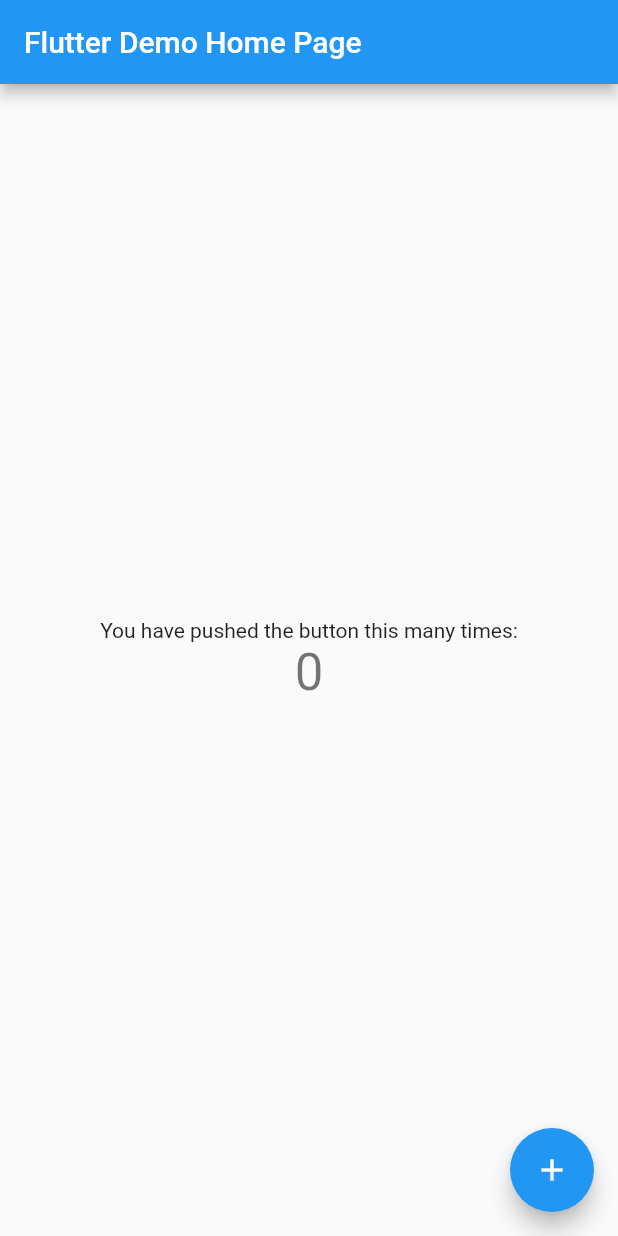
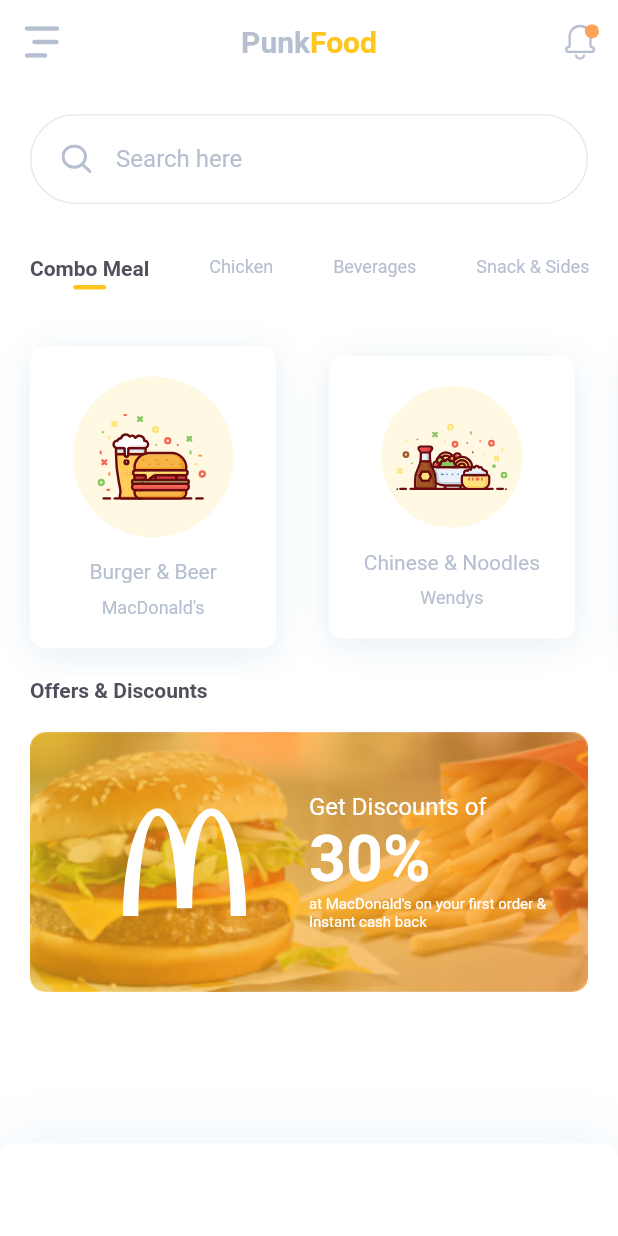
Before and after one commit to huytruong369/food-ordering-app, a Flutter app: the screen it shows after launch, on a phone screen of 412 x 824 dp. Run offline on Flutter 3.47's test engine with Material 2 defaults, Android fonts, the phone set to English and light mode, and no system bars; our stand-ins replace flutter_svg.

Commit message:
home screen

```diff
--- /dev/null
+++ b/lib/components/search_box.dart
@@ -0,0 +1,36 @@
+import 'package:flutter/material.dart';
+import 'package:flutter_svg/flutter_svg.dart';
+import 'package:food_ordering_app/constants.dart';
+
+class SearchBox extends StatelessWidget {
+  final ValueChanged<String> onChanged;
+  const SearchBox({
+    Key? key,
+    required this.onChanged,
+  }) : super(key: key);
+
+  @override
+  Widget build(BuildContext context) {
+    return Container(
+      margin: const EdgeInsets.all(20),
+      padding: const EdgeInsets.symmetric(horizontal: 20, vertical: 5),
+      decoration: BoxDecoration(
+        borderRadius: BorderRadius.circular(50),
+        border: Border.all(
+          color: ksecondaryColor.withOpacity(.32),
+        ),
+      ),
+      child: TextField(
+        onChanged: onChanged,
+        decoration: InputDecoration(
+          border: InputBorder.none,
+          icon: SvgPicture.asset('assets/icons/search.svg'),
+          hintText: 'Search here',
+          hintStyle: const TextStyle(
+            color: ksecondaryColor,
+          ),
+        ),
+      ),
+    );
+  }
+}
--- a/lib/main.dart
+++ b/lib/main.dart
@@ -1,4 +1,7 @@
 import 'package:flutter/material.dart';
+import 'package:food_ordering_app/constants.dart';
+
+import 'screens/home/home-screen.dart';
 
 void main() {
   runApp(const MyApp());
@@ -11,105 +14,17 @@ class MyApp extends StatelessWidget {
   @override
   Widget build(BuildContext context) {
     return MaterialApp(
+      debugShowCheckedModeBanner: false,
       title: 'Flutter Demo',
       theme: ThemeData(
-        // This is the theme of your application.
-        //
-        // Try running your application with "flutter run". You'll see the
-        // application has a blue toolbar. Then, without quitting the app, try
-        // changing the primarySwatch below to Colors.green and then invoke
-        // "hot reload" (press "r" in the console where you ran "flutter run",
-        // or simply save your changes to "hot reload" in a Flutter IDE).
-        // Notice that the counter didn't reset back to zero; the application
-        // is not restarted.
-        primarySwatch: Colors.blue,
+        primaryColor: kPrimaryColor,
+        scaffoldBackgroundColor: Colors.white,
+        textTheme: const TextTheme(
+          bodyText1: TextStyle(color: ksecondaryColor),
+          bodyText2: TextStyle(color: ksecondaryColor),
+        ),
       ),
-      home: const MyHomePage(title: 'Flutter Demo Home Page'),
+      home: const HomeScreen(),
     );
   }
 }
-
-class MyHomePage extends StatefulWidget {
-  const MyHomePage({Key? key, required this.title}) : super(key: key);
-
-  // This widget is the home page of your application. It is stateful, meaning
-  // that it has a State object (defined below) that contains fields that affect
-  // how it looks.
-
-  // This class is the configuration for the state. It holds the values (in this
-  // case the title) provided by the parent (in this case the App widget) and
-  // used by the build method of the State. Fields in a Widget subclass are
-  // always marked "final".
-
-  final String title;
-
-  @override
-  State<MyHomePage> createState() => _MyHomePageState();
-}
-
-class _MyHomePageState extends State<MyHomePage> {
-  int _counter = 0;
-
-  void _incrementCounter() {
-    setState(() {
-      // This call to setState tells the Flutter framework that something has
-      // changed in this State, which causes it to rerun the build method below
-      // so that the display can reflect the updated values. If we changed
-      // _counter without calling setState(), then the build method would not be
-      // called again, and so nothing would appear to happen.
-      _counter++;
-    });
-  }
-
-  @override
-  Widget build(BuildContext context) {
-    // This method is rerun every time setState is called, for instance as done
-    // by the _incrementCounter method above.
-    //
-    // The Flutter framework has been optimized to make rerunning build methods
-    // fast, so that you can just rebuild anything that needs updating rather
-    // than having to individually change instances of widgets.
-    return Scaffold(
-      appBar: AppBar(
-        // Here we take the value from the MyHomePage object that was created by
-        // the App.build method, and use it to set our appbar title.
-        title: Text(widget.title),
-      ),
-      body: Center(
-        // Center is a layout widget. It takes a single child and positions it
-        // in the middle of the parent.
-        child: Column(
-          // Column is also a layout widget. It takes a list of children and
-          // arranges them vertically. By default, it sizes itself to fit its
-          // children horizontally, and tries to be as tall as its parent.
-          //
-          // Invoke "debug painting" (press "p" in the console, choose the
-          // "Toggle Debug Paint" action from the Flutter Inspector in Android
-          // Studio, or the "Toggle Debug Paint" command in Visual Studio Code)
-          // to see the wireframe for each widget.
-          //
-          // Column has various properties to control how it sizes itself and
-          // how it positions its children. Here we use mainAxisAlignment to
-          // center the children vertically; the main axis here is the vertical
-          // axis because Columns are vertical (the cross axis would be
-          // horizontal).
-          mainAxisAlignment: MainAxisAlignment.center,
-          children: <Widget>[
-            const Text(
-              'You have pushed the button this many times:',
-            ),
-            Text(
-              '$_counter',
-              style: Theme.of(context).textTheme.headline4,
-            ),
-          ],
-        ),
-      ),
-      floatingActionButton: FloatingActionButton(
-        onPressed: _incrementCounter,
-        tooltip: 'Increment',
-        child: const Icon(Icons.add),
-      ), // This trailing comma makes auto-formatting nicer for build methods.
-    );
-  }
-}
--- /dev/null
+++ b/lib/screens/home/components/app_bar.dart
@@ -0,0 +1,42 @@
+import 'package:flutter/material.dart';
+import 'package:flutter_svg/svg.dart';
+import 'package:food_ordering_app/constants.dart';
+
+AppBar homeAppBar(BuildContext context) {
+  return AppBar(
+    backgroundColor: Colors.white,
+    elevation: 0,
+    centerTitle: true,
+    leading: IconButton(
+      onPressed: () {},
+      icon: SvgPicture.asset(
+        'assets/icons/menu.svg',
+      ),
+    ),
+    title: RichText(
+      text: TextSpan(
+        style: Theme.of(context).textTheme.titleLarge?.copyWith(
+              fontWeight: FontWeight.bold,
+            ),
+        children: const [
+          TextSpan(
+            text: 'Punk',
+            style: TextStyle(
+              color: ksecondaryColor,
+            ),
+          ),
+          TextSpan(
+            text: 'Food',
+            style: TextStyle(color: kPrimaryColor),
+          ),
+        ],
+      ),
+    ),
+    actions: [
+      IconButton(
+        onPressed: () {},
+        icon: SvgPicture.asset('assets/icons/notification.svg'),
+      ),
+    ],
+  );
+}
--- /dev/null
+++ b/lib/screens/home/components/body.dart
@@ -0,0 +1,22 @@
+import 'package:flutter/material.dart';
+import 'package:food_ordering_app/components/search_box.dart';
+import 'package:food_ordering_app/screens/home/components/category_list.dart';
+import 'package:food_ordering_app/screens/home/components/discount_card.dart';
+import 'package:food_ordering_app/screens/home/components/item_card_list.dart';
+
+class Body extends StatelessWidget {
+  const Body({Key? key}) : super(key: key);
+
+  @override
+  Widget build(BuildContext context) {
+    return Column(
+      crossAxisAlignment: CrossAxisAlignment.start,
+      children: [
+        SearchBox(onChanged: (value) {}),
+        const CategoryList(),
+        const ItemCardList(),
+        const DiscountCard(),
+      ],
+    );
+  }
+}
--- /dev/null
+++ b/lib/screens/home/components/category_item.dart
@@ -0,0 +1,44 @@
+import 'package:flutter/material.dart';
+import 'package:food_ordering_app/constants.dart';
+
+class CategoryItem extends StatelessWidget {
+  final String title;
+  final bool isActive;
+  final VoidCallback press;
+  const CategoryItem({
+    Key? key,
+    required this.title,
+    this.isActive = false,
+    required this.press,
+  }) : super(key: key);
+
+  @override
+  Widget build(BuildContext context) {
+    return Padding(
+      padding: const EdgeInsets.symmetric(horizontal: 20, vertical: 15),
+      child: Column(
+        children: [
+          Text(
+            title,
+            style: isActive
+                ? const TextStyle(
+                    color: kTextColor,
+                    fontWeight: FontWeight.bold,
+                  )
+                : const TextStyle(fontSize: 12),
+          ),
+          if (isActive)
+            Container(
+              margin: const EdgeInsets.symmetric(vertical: 3),
+              height: 3,
+              width: 22,
+              decoration: BoxDecoration(
+                color: kPrimaryColor,
+                borderRadius: BorderRadius.circular(10),
+              ),
+            ),
+        ],
+      ),
+    );
+  }
+}
--- /dev/null
+++ b/lib/screens/home/components/category_list.dart
@@ -0,0 +1,37 @@
+import 'package:flutter/material.dart';
+import 'package:food_ordering_app/screens/home/components/category_item.dart';
+
+class CategoryList extends StatelessWidget {
+  const CategoryList({
+    Key? key,
+  }) : super(key: key);
+
+  @override
+  Widget build(BuildContext context) {
+    return SingleChildScrollView(
+      scrollDirection: Axis.horizontal,
+      child: Row(
+        crossAxisAlignment: CrossAxisAlignment.start,
+        children: [
+          CategoryItem(
+            title: 'Combo Meal',
+            press: () {},
+            isActive: true,
+          ),
+          CategoryItem(
+            title: 'Chicken',
+            press: () {},
+          ),
+          CategoryItem(
+            title: 'Beverages',
+            press: () {},
+          ),
+          CategoryItem(
+            title: 'Snack & Sides',
+            press: () {},
+          ),
+        ],
+      ),
+    );
+  }
+}
--- /dev/null
+++ b/lib/screens/home/components/discount_card.dart
@@ -0,0 +1,88 @@
+import 'package:flutter/material.dart';
+import 'package:flutter_svg/flutter_svg.dart';
+import 'package:food_ordering_app/constants.dart';
+
+class DiscountCard extends StatelessWidget {
+  const DiscountCard({
+    Key? key,
+  }) : super(key: key);
+
+  @override
+  Widget build(BuildContext context) {
+    Size size = MediaQuery.of(context).size;
+    return Padding(
+      padding: const EdgeInsets.symmetric(horizontal: 20),
+      child: Column(
+        crossAxisAlignment: CrossAxisAlignment.start,
+        children: [
+          const Text(
+            'Offers & Discounts',
+            style: TextStyle(
+              fontWeight: FontWeight.bold,
+              color: kTextColor,
+            ),
+          ),
+          Container(
+            margin: const EdgeInsets.symmetric(vertical: 20),
+            width: double.infinity,
+            height: size.height * .21,
+            decoration: BoxDecoration(
+              borderRadius: BorderRadius.circular(10),
+              image: const DecorationImage(
+                image: AssetImage(
+                  'assets/images/beyond-meat-mcdonalds.png',
+                ),
+                fit: BoxFit.fill,
+              ),
+            ),
+            child: DecoratedBox(
+              decoration: BoxDecoration(
+                borderRadius: BorderRadius.circular(10),
+                gradient: LinearGradient(
+                  colors: [
+                    kPrimaryColor.withOpacity(.6),
+                    const Color(0xFFFF961F).withOpacity(.6),
+                  ],
+                ),
+              ),
+              child: Padding(
+                padding: const EdgeInsets.all(20.0),
+                child: Row(
+                  children: [
+                    Expanded(
+                      child: SvgPicture.asset('assets/icons/macdonalds.svg'),
+                    ),
+                    Expanded(
+                      child: RichText(
+                        text: const TextSpan(
+                          style: TextStyle(color: Colors.white),
+                          children: [
+                            TextSpan(
+                              text: 'Get Discounts of\n',
+                              style: TextStyle(fontSize: 16),
+                            ),
+                            TextSpan(
+                              text: '30%\n',
+                              style: TextStyle(
+                                fontSize: 43,
+                                fontWeight: FontWeight.bold,
+                              ),
+                            ),
+                            TextSpan(
+                              text: "at MacDonald's on your first order & Instant cash back",
+                              style: TextStyle(fontSize: 10),
+                            ),
+                          ],
+                        ),
+                      ),
+                    ),
+                  ],
+                ),
+              ),
+            ),
+          ),
+        ],
+      ),
+    );
+  }
+}
--- /dev/null
+++ b/lib/screens/home/components/item_card.dart
@@ -0,0 +1,67 @@
+import 'package:flutter/material.dart';
+import 'package:flutter_svg/flutter_svg.dart';
+import 'package:food_ordering_app/constants.dart';
+
+class ItemCard extends StatelessWidget {
+  final String title, shopName, svgScr;
+  final VoidCallback press;
+  const ItemCard({
+    Key? key,
+    required this.title,
+    required this.shopName,
+    required this.svgScr,
+    required this.press,
+  }) : super(key: key);
+
+  @override
+  Widget build(BuildContext context) {
+    Size size = MediaQuery.of(context).size;
+    return Container(
+      margin: const EdgeInsets.only(left: 20, right: 15, top: 20, bottom: 20),
+      decoration: BoxDecoration(
+        borderRadius: BorderRadius.circular(10),
+        boxShadow: [
+          BoxShadow(
+            offset: const Offset(0, 4),
+            blurRadius: 20,
+            color: const Color(0xFFB0CCE1).withOpacity(.32),
+          ),
+        ],
+        color: Colors.white,
+      ),
+      child: Material(
+        color: Colors.transparent,
+        child: InkWell(
+          onTap: press,
+          child: Padding(
+            padding: const EdgeInsets.all(20.0),
+            child: Column(
+              children: [
+                Container(
+                  margin: const EdgeInsets.only(bottom: 15),
+                  padding: const EdgeInsets.all(25),
+                  decoration: BoxDecoration(
+                    color: kPrimaryColor.withOpacity(.13),
+                    shape: BoxShape.circle,
+                  ),
+                  child: SvgPicture.asset(
+                    svgScr,
+                    width: size.width * .18,
+                  ),
+                ),
+                Text(title),
+                const SizedBox(
+                  height: 9,
+                ),
+                Text(
+                  shopName,
+                  style: const TextStyle(fontSize: 12),
+                ),
+              ],
+            ),
+          ),
+        ),
+      ),
+    );
+  }
+}
--- /dev/null
+++ b/lib/screens/home/components/item_card_list.dart
@@ -0,0 +1,37 @@
+import 'package:flutter/material.dart';
+import 'package:food_ordering_app/screens/home/components/item_card.dart';
+
+class ItemCardList extends StatelessWidget {
+  const ItemCardList({
+    Key? key,
+  }) : super(key: key);
+
+  @override
+  Widget build(BuildContext context) {
+    return SingleChildScrollView(
+      scrollDirection: Axis.horizontal,
+      child: Row(
+        children: [
+          ItemCard(
+            press: () {},
+            shopName: "MacDonald's",
+            svgScr: 'assets/icons/burger_beer.svg',
+            title: 'Burger & Beer',
+          ),
+          ItemCard(
+            press: () {},
+            shopName: "Wendys",
+            svgScr: 'assets/icons/chinese_noodles.svg',
+            title: 'Chinese & Noodles',
+          ),
+          ItemCard(
+            press: () {},
+            shopName: "MacDonald's",
+            svgScr: 'assets/icons/burger_beer.svg',
+            title: 'Burger & Beer',
+          ),
+        ],
+      ),
+    );
+  }
+}
--- /dev/null
+++ b/lib/screens/home/home-screen.dart
@@ -0,0 +1,39 @@
+import 'package:flutter/material.dart';
+import 'package:food_ordering_app/screens/home/components/app_bar.dart';
+import 'package:food_ordering_app/screens/home/components/body.dart';
+
+class HomeScreen extends StatelessWidget {
+  const HomeScreen({Key? key}) : super(key: key);
+
+  @override
+  Widget build(BuildContext context) {
+    Size size = MediaQuery.of(context).size;
+    return Scaffold(
+      appBar: homeAppBar(context),
+      bottomNavigationBar: Container(
+        height: size.height * 0.075,
+        width: double.infinity,
+        decoration: BoxDecoration(
+          color: Colors.white,
+          borderRadius: const BorderRadius.only(
+            topLeft: Radius.circular(10),
+            topRight: Radius.circular(10),
+          ),
+          boxShadow: [
+            BoxShadow(
+              offset: const Offset(0, -7),
+              blurRadius: 33,
+              color: const Color(0xFF6DAED9).withOpacity(.11),
+            ),
+          ],
+        ),
+        child: Row(
+          children: [
+            ///TODO: Here bottom app Bar
+          ],
+        ),
+      ),
+      body: const Body(),
+    );
+  }
+}
```
Also changed, not shown: .vim/coc-settings.json (added), 1 other file.
